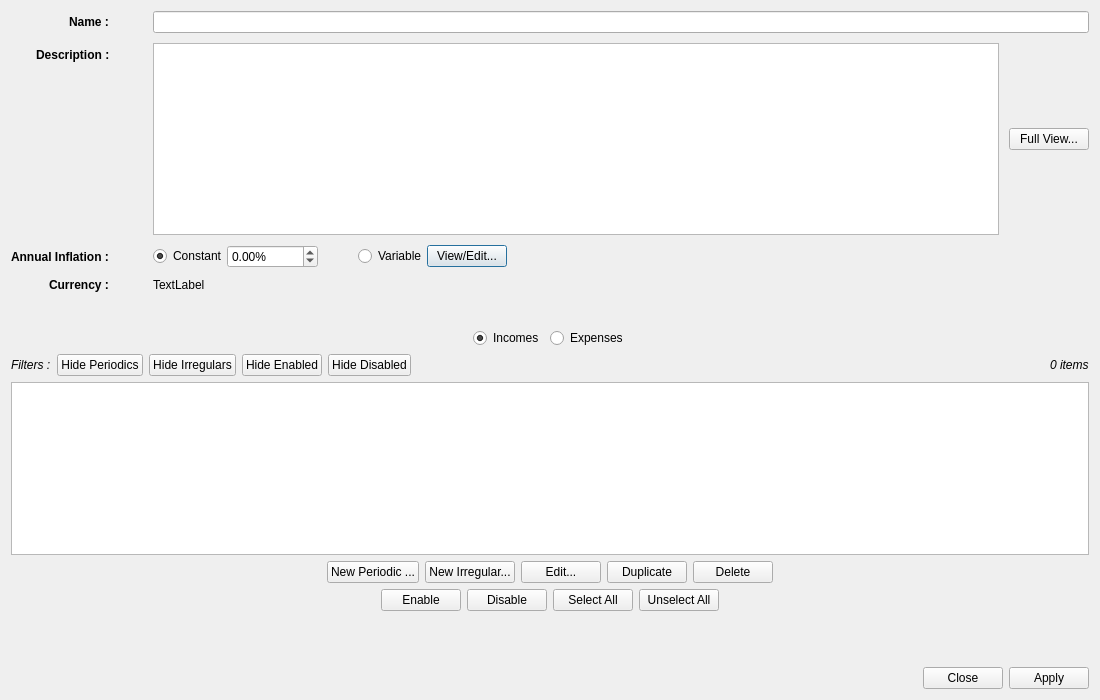
First picture: the form in editscenariodialog.ui, repository redmoon1945/gbp, before the edit.
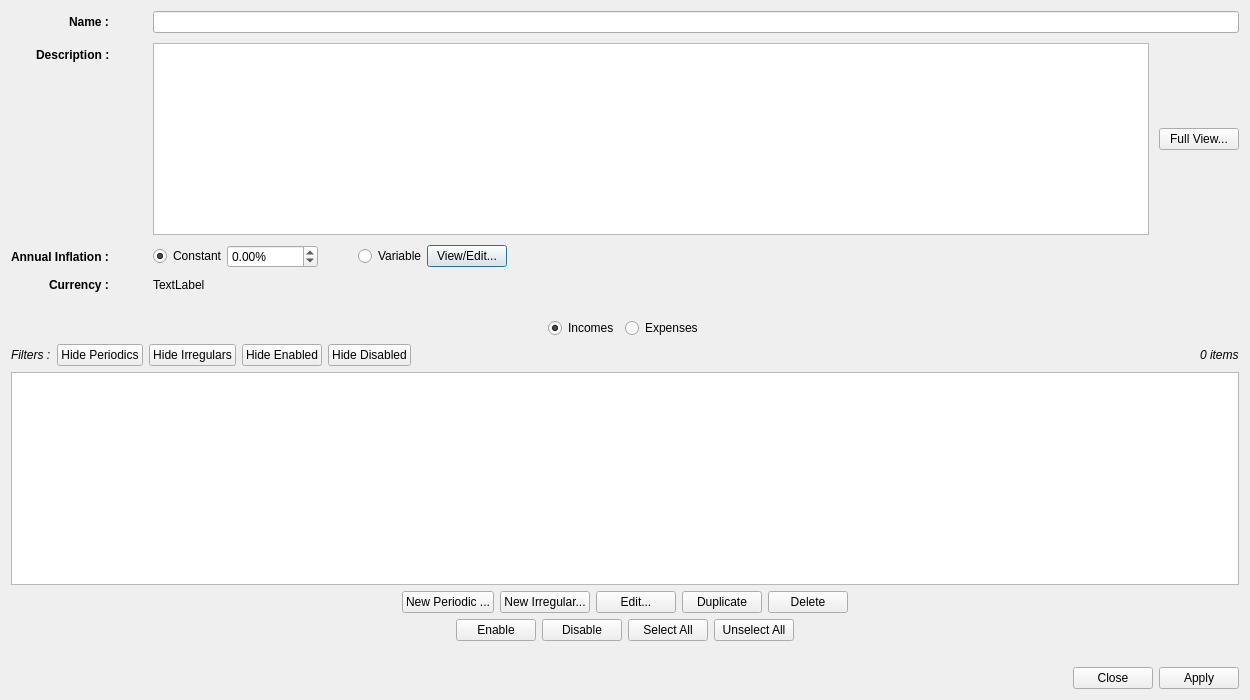
Second picture: the form after the edit.

Commit message: * display today's date in botton startAmountLabel * timeout of 5 sec onn status bar message * change main and editscenario window size to 1250 x 700 * adjust layouts of some windows

```diff
--- a/editscenariodialog.ui
+++ b/editscenariodialog.ui
@@ -6,7 +6,7 @@
    <rect>
     <x>0</x>
     <y>0</y>
-    <width>1100</width>
+    <width>1250</width>
     <height>700</height>
    </rect>
   </property>
@@ -19,7 +19,7 @@
   <property name="windowTitle">
    <string>Dialog</string>
   </property>
-  <layout class="QVBoxLayout" name="verticalLayout_2" stretch="0,0,0,0,0,1,0,0,0,0,0">
+  <layout class="QVBoxLayout" name="verticalLayout_2" stretch="0,0,0,0,0,1,0,0,0,0">
    <item>
     <layout class="QFormLayout" name="formLayout_3">
      <property name="labelAlignment">
@@ -233,7 +233,7 @@
      <property name="sizeHint" stdset="0">
       <size>
        <width>20</width>
-       <height>30</height>
+       <height>20</height>
       </size>
      </property>
     </spacer>
@@ -524,36 +524,6 @@
      </item>
     </layout>
    </item>
-   <item>
-    <layout class="QHBoxLayout" name="horizontalLayout_9">
-     <item>
-      <spacer name="horizontalSpacer_11">
-       <property name="orientation">
-        <enum>Qt::Horizontal</enum>
-       </property>
-       <property name="sizeHint" stdset="0">
-        <size>
-         <width>40</width>
-         <height>20</height>
-        </size>
-       </property>
-      </spacer>
-     </item>
-     <item>
-      <spacer name="horizontalSpacer_13">
-       <property name="orientation">
-        <enum>Qt::Horizontal</enum>
-       </property>
-       <property name="sizeHint" stdset="0">
-        <size>
-         <width>40</width>
-         <height>20</height>
-        </size>
-       </property>
-      </spacer>
-     </item>
-    </layout>
-   </item>
    <item>
     <spacer name="verticalSpacer_4">
      <property name="orientation">
@@ -565,7 +535,7 @@
      <property name="sizeHint" stdset="0">
       <size>
        <width>20</width>
-       <height>30</height>
+       <height>20</height>
       </size>
      </property>
     </spacer>
```
The commit also changes 6 other files.
